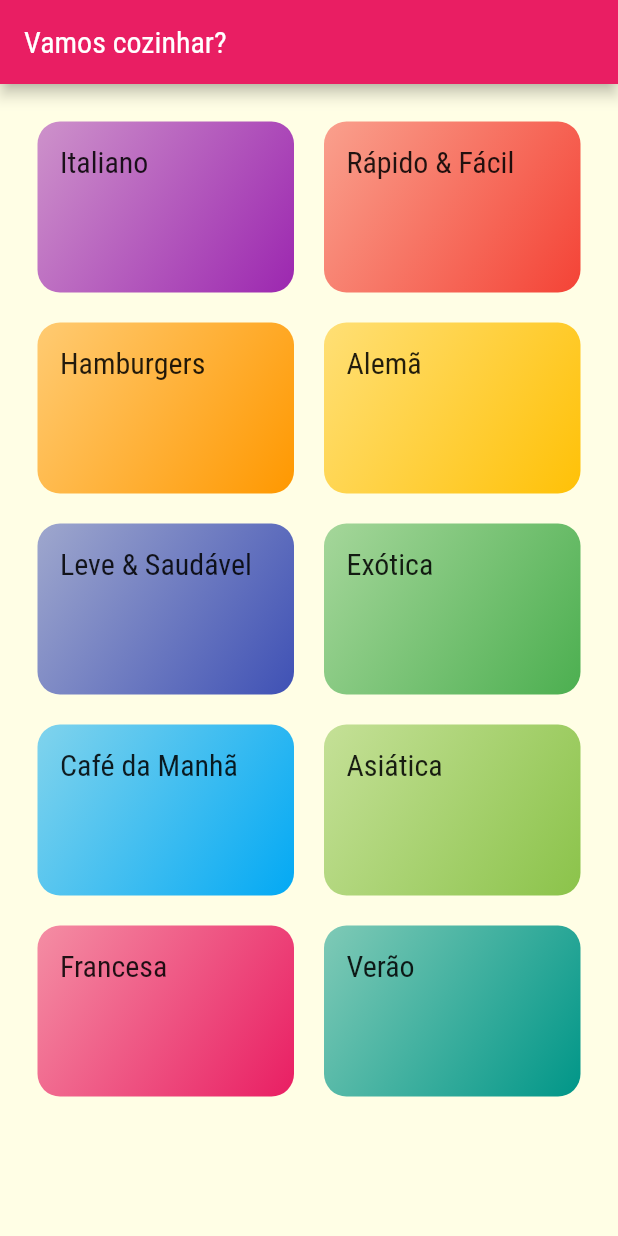
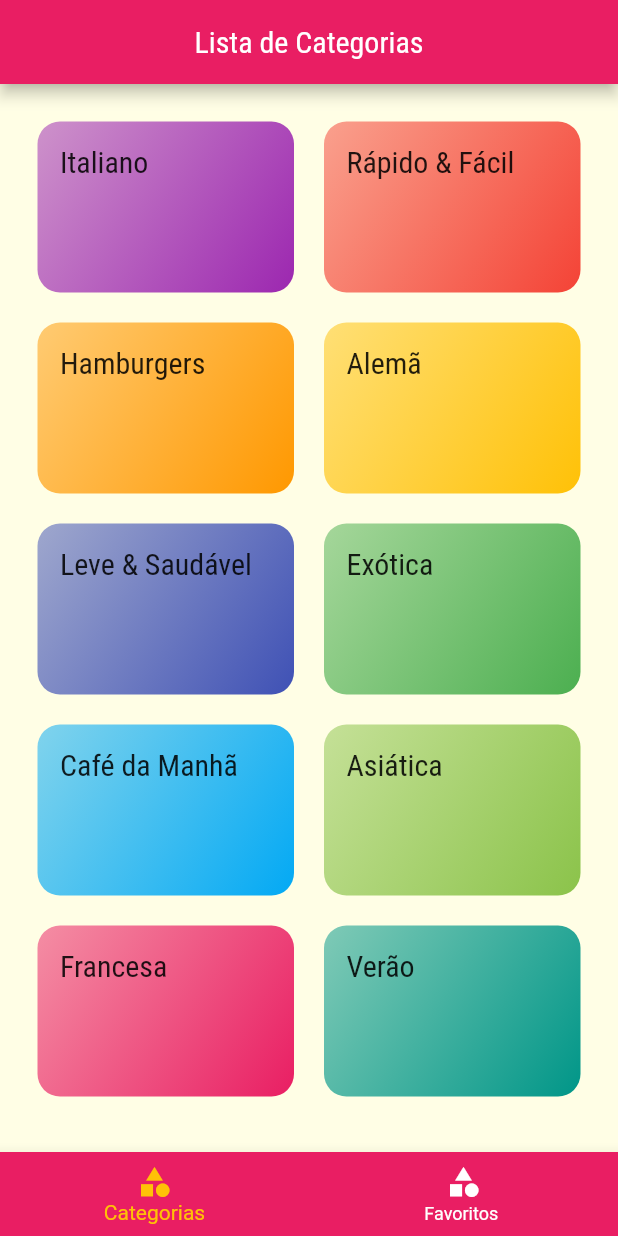
Before and after one commit to rafael-lima-rodrigues/meals-flutter, a Flutter app: the screen it shows after launch, on a phone screen of 412 x 824 dp. Run offline on Flutter 3.47's test engine with Material 2 defaults, Android fonts, the phone set to English and light mode, and no system bars.

Commit message:
create Meal Item, route navigators, categories view

```diff
--- a/lib/main.dart
+++ b/lib/main.dart
@@ -2,6 +2,8 @@ import 'package:flutter/material.dart';
 import 'package:meals/utils/app_routes.dart';
 import 'package:meals/views/categories_meals_view.dart';
 import 'package:meals/views/categories_view.dart';
+import 'package:meals/views/meal_detail_view.dart';
+import 'package:meals/views/tabs_view.dart';
 
 void main() => runApp(MyApp());
 
@@ -24,8 +26,9 @@ class MyApp extends StatelessWidget {
           canvasColor: const Color.fromRGBO(255, 254, 229, 1)),
       initialRoute: AppRoute.HOME,
       routes: {
-        AppRoute.HOME: (ctx) => CategoriesView(),
+        AppRoute.HOME: (ctx) => TabsView(),
         AppRoute.CATEGORIES_MEALS: (ctx) => CategoryMealsView(),
+        AppRoute.MEALS_DETAIL: (ctx) => MealDetailView(),
       },
     );
   }
--- a/lib/utils/app_routes.dart
+++ b/lib/utils/app_routes.dart
@@ -1,5 +1,6 @@
 class AppRoute {
   static const HOME = '/';
   static const CATEGORIES_MEALS = '/categories-meals';
+  static const MEALS_DETAIL = '/meal-detail';
 
 }
--- a/lib/views/categories_view.dart
+++ b/lib/views/categories_view.dart
@@ -7,11 +7,7 @@ class CategoriesView extends StatelessWidget {
 
   @override
   Widget build(BuildContext context) {
-    return Scaffold(
-      appBar: AppBar(
-        title: const Text('Vamos cozinhar?'),
-      ),
-      body: GridView(
+    return  GridView(
         padding: const EdgeInsets.all(25),
         gridDelegate: const SliverGridDelegateWithMaxCrossAxisExtent(
           maxCrossAxisExtent: 200,
@@ -22,7 +18,6 @@ class CategoriesView extends StatelessWidget {
         children: dummyCategories.map((cat){
           return CategoryItem(cat);
         }).toList(),
-      ),
     );
   }
 }
--- /dev/null
+++ b/lib/views/tabs_view.dart
@@ -0,0 +1,49 @@
+import 'package:flutter/material.dart';
+import 'package:meals/views/categories_view.dart';
+import 'package:meals/views/favorite_view.dart';
+
+class TabsView extends StatefulWidget {
+  const TabsView({super.key});
+
+  @override
+  State<TabsView> createState() => _TabsViewState();
+}
+
+class _TabsViewState extends State<TabsView> {
+  int _selectedViewIndex = 0;
+  final List<Map<String,Object>> _views = [
+    {'title': 'Lista de Categorias', 'view': const CategoriesView()},
+    {'title': 'Meus Favoritos', 'view': const FavoriteView()}
+    ];
+
+  _selectView(int index) {
+    setState(() {
+      _selectedViewIndex = index;
+    });
+  }
+
+  @override
+  Widget build(BuildContext context) {
+    // TODO: implement build
+    return Scaffold(
+      appBar: AppBar(
+        title: Text(_views[_selectedViewIndex]['title'] as String),
+        centerTitle: true,
+      ),
+      body: _views[_selectedViewIndex]['view'] as Widget,
+      bottomNavigationBar: BottomNavigationBar(
+        onTap: _selectView,
+        backgroundColor: Theme.of(context).colorScheme.primary,
+        unselectedItemColor: Colors.white,
+        selectedItemColor: Theme.of(context).colorScheme.secondary,
+        currentIndex: _selectedViewIndex,
+        items: const [
+          BottomNavigationBarItem(
+              icon: Icon(Icons.category), label: 'Categorias'),
+          BottomNavigationBarItem(
+              icon: Icon(Icons.category), label: 'Favoritos '),
+        ],
+      ),
+    );
+  }
+}
```
Also changed, not shown: lib/components/meal_item.dart (+6 -3 lines), lib/views/favorite_view.dart (added, +14 -0 lines), lib/views/meal_detail_view.dart (added, +84 -0 lines).
